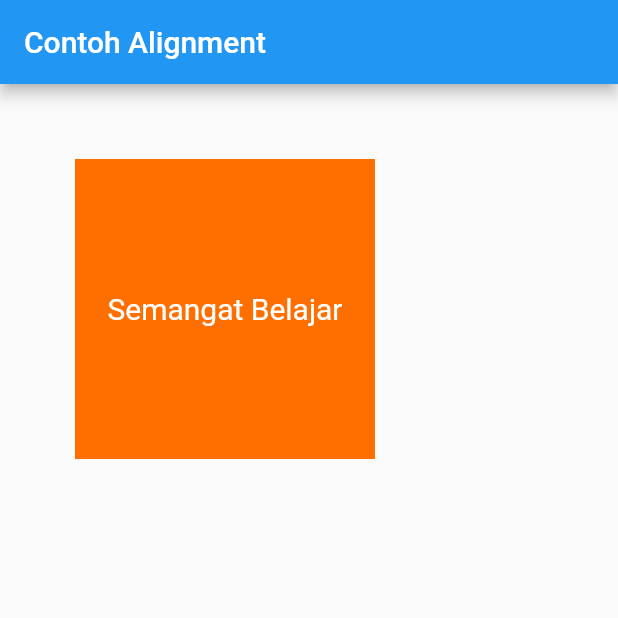
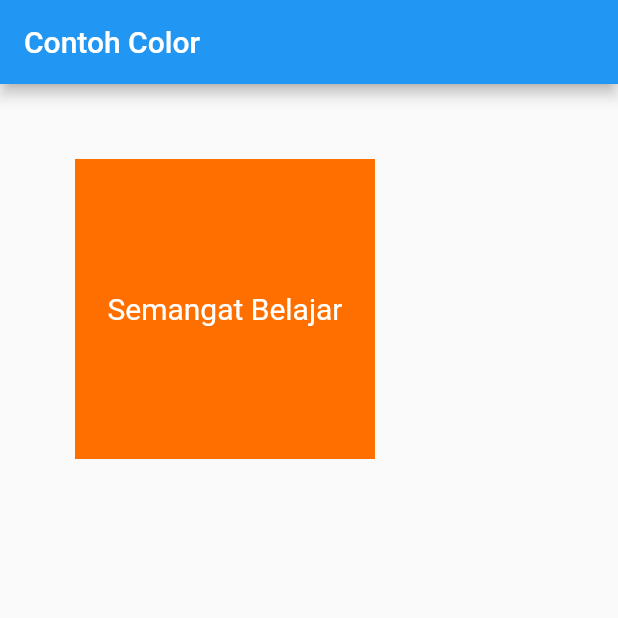
Before and after one commit to Rasyid-Renaldi/flutter-fundamental, a Flutter app: the screen it shows after launch, on a phone screen of 412 x 824 dp, the top half of it. Run offline on Flutter 3.47's test engine with Material 2 defaults, Android fonts, the phone set to English and light mode, and no system bars.

```diff
--- a/flutter_app1/lib/main.dart
+++ b/flutter_app1/lib/main.dart
@@ -11,7 +11,7 @@ class MyApp extends StatelessWidget {
   Widget build(BuildContext context) {
     return MaterialApp(
       home: Scaffold(
-        appBar: AppBar(title: Text("Contoh Alignment")),
+        appBar: AppBar(title: Text("Contoh Color")),
         body: Container(
           margin: EdgeInsets.all(50),
           height: 200,
```
